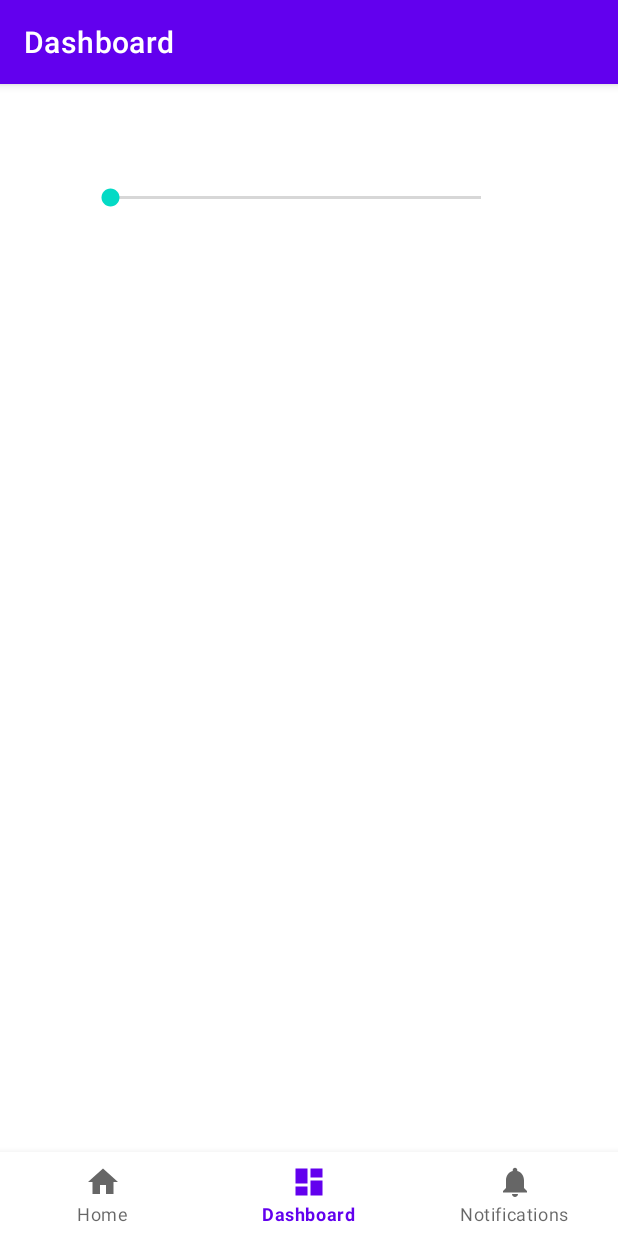
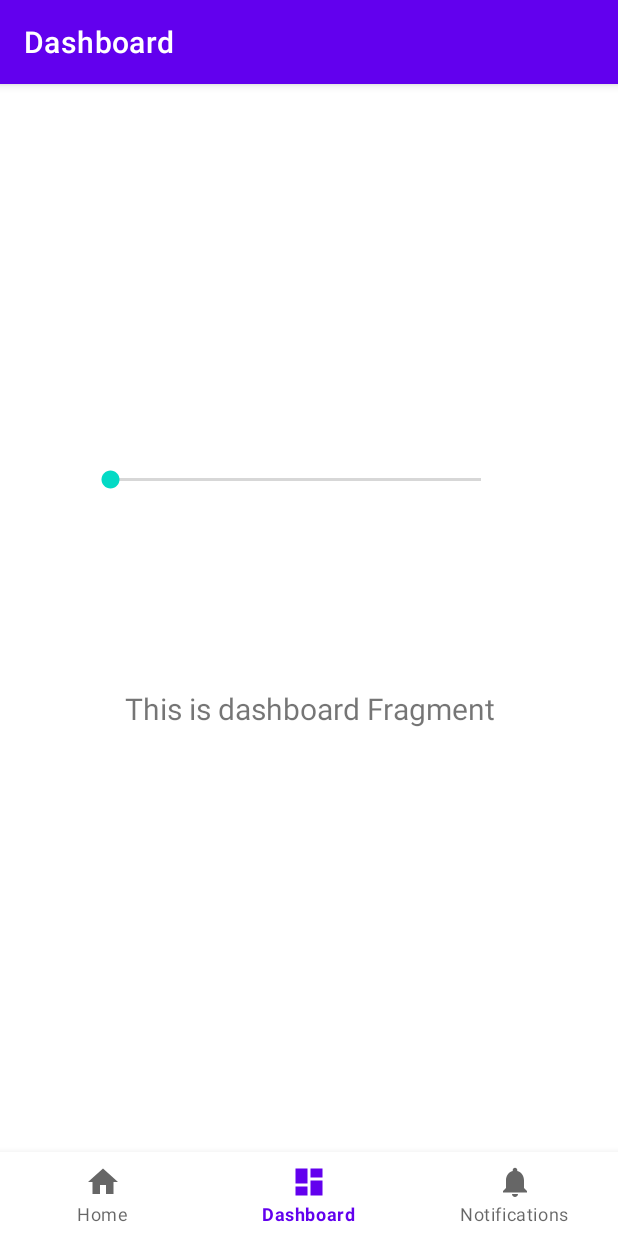
Before and after one commit to lucaspallez/SMORRT_GS_Mobile, an Android app: the DashboardFragment screen opened through its navigation route, on a phone screen of 412 x 824 dp. Run offline under Robolectric (Android 15) with nearby library versions, the phone set to English and light mode, and no system bars; our stand-ins replace navigation-ui.

Commit message:
Buildable Baseline

```diff
--- a/app/src/main/res/layout/fragment_dashboard.xml
+++ b/app/src/main/res/layout/fragment_dashboard.xml
@@ -6,15 +6,30 @@
     android:layout_height="match_parent"
     tools:context=".ui.dashboard.DashboardFragment">
 
+    <TextView
+        android:id="@+id/text_dashboard"
+        android:layout_width="match_parent"
+        android:layout_height="wrap_content"
+        android:layout_marginStart="8dp"
+        android:layout_marginTop="8dp"
+        android:layout_marginEnd="8dp"
+        android:textAlignment="center"
+        android:textSize="20sp"
+        app:layout_constraintBottom_toBottomOf="parent"
+        app:layout_constraintEnd_toEndOf="parent"
+        app:layout_constraintStart_toStartOf="parent"
+        app:layout_constraintTop_toTopOf="parent" />
+
     <SeekBar
         android:id="@+id/seekBar"
         android:layout_width="279dp"
         android:layout_height="40dp"
         android:layout_marginStart="57dp"
+        android:layout_marginTop="188dp"
         android:layout_marginEnd="57dp"
         app:layout_constraintEnd_toEndOf="parent"
         app:layout_constraintHorizontal_bias="0.0"
         app:layout_constraintStart_toStartOf="parent"
-        tools:layout_editor_absoluteY="249dp" />
+        app:layout_constraintTop_toTopOf="parent" />
 
 </androidx.constraintlayout.widget.ConstraintLayout>
```
Also changed, not shown: app/src/main/res/layout/fragment_home.xml (+16 -1 lines), app/src/main/res/layout/fragment_notifications.xml (+16 -1 lines).
